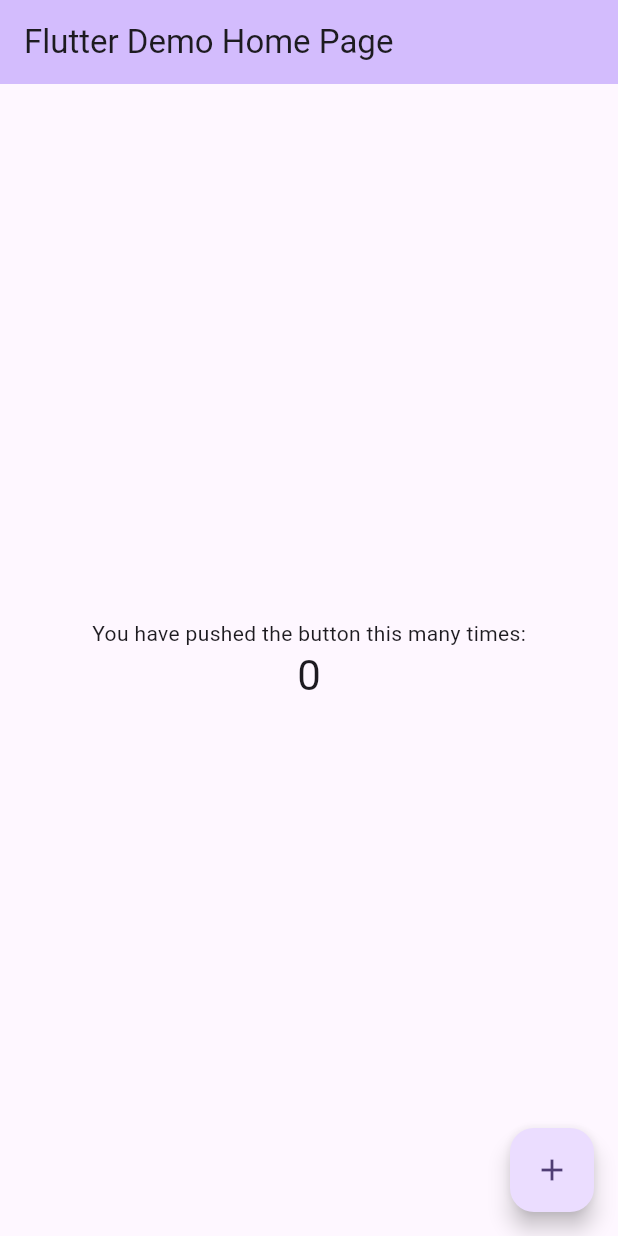
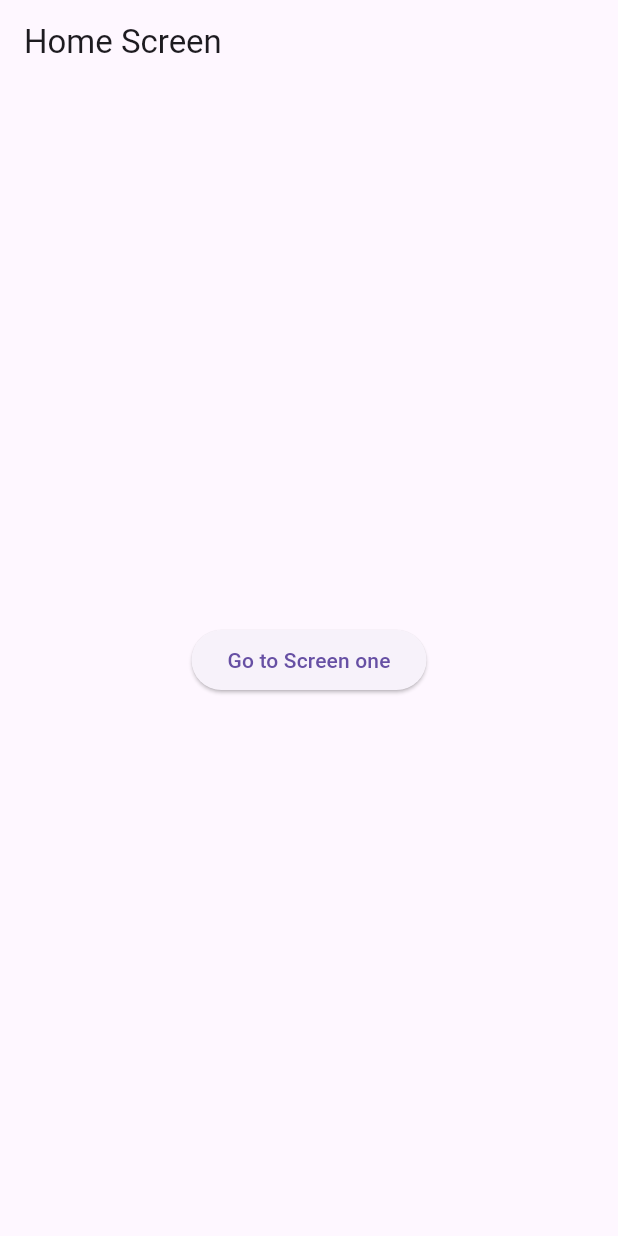
Before and after one commit to chhailydev/sample_apps, a Flutter app: the screen it shows after launch, on a phone screen of 412 x 824 dp. Run offline on Flutter 3.47's test engine with Material 3 defaults, Android fonts, the phone set to English and light mode, and no system bars.

Commit message:
button style

```diff
--- a/lib/main.dart
+++ b/lib/main.dart
@@ -1,4 +1,5 @@
 import 'package:flutter/material.dart';
+import 'package:sample_app/ui/HomeScreen.dart';
 
 void main() {
   runApp(const MyApp());
@@ -7,119 +8,12 @@ void main() {
 class MyApp extends StatelessWidget {
   const MyApp({super.key});
 
-  // This widget is the root of your application.
   @override
   Widget build(BuildContext context) {
     return MaterialApp(
-      title: 'Flutter Demo',
-      theme: ThemeData(
-        // This is the theme of your application.
-        //
-        // TRY THIS: Try running your application with "flutter run". You'll see
-        // the application has a purple toolbar. Then, without quitting the app,
-        // try changing the seedColor in the colorScheme below to Colors.green
-        // and then invoke "hot reload" (save your changes or press the "hot
-        // reload" button in a Flutter-supported IDE, or press "r" if you used
-        // the command line to start the app).
-        //
-        // Notice that the counter didn't reset back to zero; the application
-        // state is not lost during the reload. To reset the state, use hot
-        // restart instead.
-        //
-        // This works for code too, not just values: Most code changes can be
-        // tested with just a hot reload.
-        colorScheme: ColorScheme.fromSeed(seedColor: Colors.deepPurple),
-        useMaterial3: true,
-      ),
-      home: const MyHomePage(title: 'Flutter Demo Home Page'),
+      title: 'Flutter Link Page Sample',
+      theme: ThemeData(primaryColor: Colors.blue),
+      home: HomeScreen(),
     );
   }
 }
-
-class MyHomePage extends StatefulWidget {
-  const MyHomePage({super.key, required this.title});
-
-  // This widget is the home page of your application. It is stateful, meaning
-  // that it has a State object (defined below) that contains fields that affect
-  // how it looks.
-
-  // This class is the configuration for the state. It holds the values (in this
-  // case the title) provided by the parent (in this case the App widget) and
-  // used by the build method of the State. Fields in a Widget subclass are
-  // always marked "final".
-
-  final String title;
-
-  @override
-  State<MyHomePage> createState() => _MyHomePageState();
-}
-
-class _MyHomePageState extends State<MyHomePage> {
-  int _counter = 0;
-
-  void _incrementCounter() {
-    setState(() {
-      // This call to setState tells the Flutter framework that something has
-      // changed in this State, which causes it to rerun the build method below
-      // so that the display can reflect the updated values. If we changed
-      // _counter without calling setState(), then the build method would not be
-      // called again, and so nothing would appear to happen.
-      _counter++;
-    });
-  }
-
-  @override
-  Widget build(BuildContext context) {
-    // This method is rerun every time setState is called, for instance as done
-    // by the _incrementCounter method above.
-    //
-    // The Flutter framework has been optimized to make rerunning build methods
-    // fast, so that you can just rebuild anything that needs updating rather
-    // than having to individually change instances of widgets.
-    return Scaffold(
-      appBar: AppBar(
-        // TRY THIS: Try changing the color here to a specific color (to
-        // Colors.amber, perhaps?) and trigger a hot reload to see the AppBar
-        // change color while the other colors stay the same.
-        backgroundColor: Theme.of(context).colorScheme.inversePrimary,
-        // Here we take the value from the MyHomePage object that was created by
-        // the App.build method, and use it to set our appbar title.
-        title: Text(widget.title),
-      ),
-      body: Center(
-        // Center is a layout widget. It takes a single child and positions it
-        // in the middle of the parent.
-        child: Column(
-          // Column is also a layout widget. It takes a list of children and
-          // arranges them vertically. By default, it sizes itself to fit its
-          // children horizontally, and tries to be as tall as its parent.
-          //
-          // Column has various properties to control how it sizes itself and
-          // how it positions its children. Here we use mainAxisAlignment to
-          // center the children vertically; the main axis here is the vertical
-          // axis because Columns are vertical (the cross axis would be
-          // horizontal).
-          //
-          // TRY THIS: Invoke "debug painting" (choose the "Toggle Debug Paint"
-          // action in the IDE, or press "p" in the console), to see the
-          // wireframe for each widget.
-          mainAxisAlignment: MainAxisAlignment.center,
-          children: <Widget>[
-            const Text(
-              'You have pushed the button this many times:',
-            ),
-            Text(
-              '$_counter',
-              style: Theme.of(context).textTheme.headlineMedium,
-            ),
-          ],
-        ),
-      ),
-      floatingActionButton: FloatingActionButton(
-        onPressed: _incrementCounter,
-        tooltip: 'Increment',
-        child: const Icon(Icons.add),
-      ), // This trailing comma makes auto-formatting nicer for build methods.
-    );
-  }
-}
--- /dev/null
+++ b/lib/ui/HomeScreen.dart
@@ -0,0 +1,24 @@
+import 'package:flutter/material.dart';
+import 'package:sample_app/ui/ScreenOne.dart';
+
+class HomeScreen extends StatelessWidget {
+  @override
+  Widget build(BuildContext context) {
+    return Scaffold(
+      appBar: AppBar(
+        title: const Text("Home Screen"),
+      ),
+      body: Center(
+        child: ElevatedButton(
+          onPressed: () {
+            Navigator.push(
+              context,
+              MaterialPageRoute(builder: (context) => ScreenOne()),
+            );
+          },
+          child: const Text("Go to Screen one"),
+        ),
+      ),
+    );
+  }
+}
--- a/lib/ui/one.dart
+++ /dev/null
@@ -1,18 +0,0 @@
-import 'package:flutter/material.dart';
-import 'package:flutter/widgets.dart';
-import 'package:sample_app/main.dart';
-
-void one() {
-  runApp(const One());
-}
-
-class One extends StatefulWidget {
-  const One({super.key});
-
-  @override
-  Widget build(BuildContext context) {
-    return const MaterialApp(
-      title: "Day one",
-    );
-  }
-}
```
Also changed, not shown: lib/ui/ScreenOne.dart (added, +190 -0 lines).
